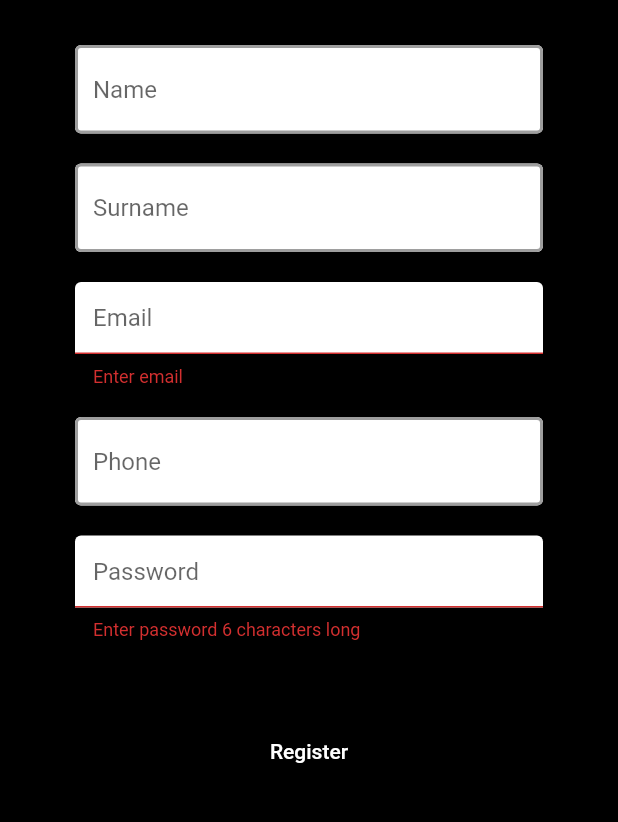
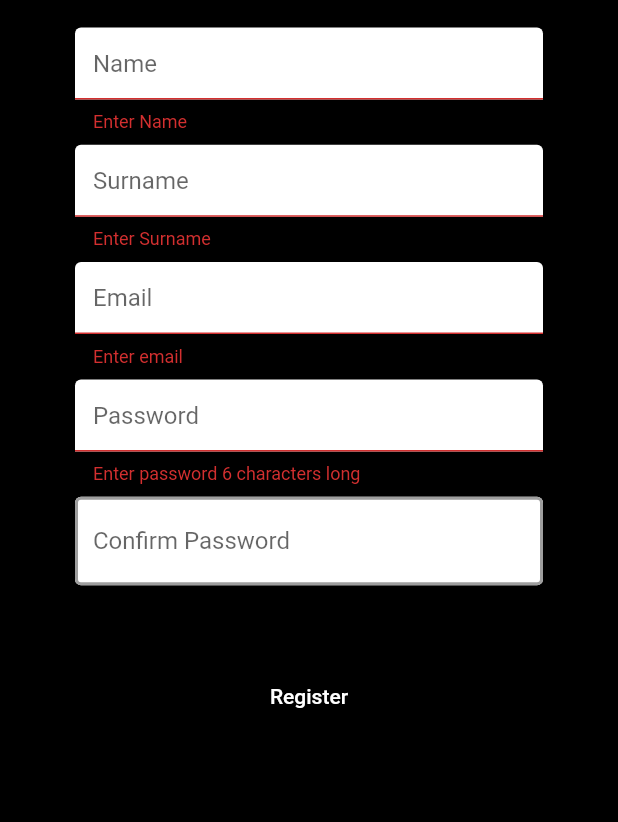
Before and after one commit to NkanyisoSigwaza/my_menu, a Flutter app: the screen it shows after launch, after a tap on "Sign in", after a tap on "Don't have an account? Register", after a tap on "Register", on a phone screen of 412 x 824 dp, the part 333-1155 px from its top. Run offline on Flutter 3.47's test engine with Material 2 defaults, Android fonts, the light colour scheme and no system bars; our stand-ins replace carousel_slider, cloud_firestore, firebase_analytics, firebase_auth, firebase_storage, flutter_spinkit and 6 more; missing offline and left inert: flutter_facebook_login, flutter_google_places, flutter_polyline_points, geoflutterfire, google_maps_webservice, permission; accounts and stored records are empty; network calls fail.

Commit message:
fixed social media sign in design + fixed register page

```diff
--- a/lib/Authenticate/Register.dart
+++ b/lib/Authenticate/Register.dart
@@ -24,35 +24,7 @@ class _RegisterState extends State<Register> {
         : Scaffold(
       resizeToAvoidBottomInset: false,
             backgroundColor: Colors.black,
-//            appBar: PreferredSize(
-//              preferredSize: Size.fromHeight(60),
-//              child: AppBar(
-//                backgroundColor: Colors.grey[400],
-//                elevation: 0,
-//                title: Text(
-//                  "Sign up",
-//                  style: TextStyle(
-//                    letterSpacing: 2,
-//                    color: Colors.black,
-//                  ),
-//                ),
-//                centerTitle: true,
-//                actions: <Widget>[
-//                  FlatButton.icon(
-//                    onPressed: () {
-//                      widget.toggleView();
-//                    },
-//                    icon: Icon(
-//                      Icons.person,
-//                    ),
-//                    label: Text(
-//                      "Sign in",
-//                      style: TextStyle(letterSpacing: 1.2),
-//                    ),
-//                  )
-//                ],
-//              ),
-//            ),
+
             body: Container(
               padding: EdgeInsets.symmetric(vertical: 20, horizontal: 50),
               child: Form(
@@ -70,21 +42,27 @@ class _RegisterState extends State<Register> {
                       ),
                     ),
                     SizedBox(
-                      height: 20,
+                      height: MediaQuery.of(context).size.height*0.01,
                     ),
                     TextFormField(
                       decoration: textInputDecoration.copyWith(hintText: "Name"),
                       controller: registerState.name,
+                      validator: (name){
+                        return registerState.validateName(name);
+                      },
                     ),
                     SizedBox(
-                      height: 20,
+                      height: MediaQuery.of(context).size.height*0.01,
                     ),
                     TextFormField(
                       decoration: textInputDecoration.copyWith(hintText: "Surname"),
                       controller: registerState.surname,
+                      validator: (surname){
+                        return registerState.validateSurname(surname);
+                      },
                     ),
                     SizedBox(
-                      height: 20,
+                      height: MediaQuery.of(context).size.height*0.01,
                     ),
                     TextFormField(
                       decoration: textInputDecoration.copyWith(hintText: "Email"),
@@ -100,21 +78,25 @@ class _RegisterState extends State<Register> {
                       },
                     ),
                     SizedBox(
-                      height: 20,
+                      height: MediaQuery.of(context).size.height*0.01,
                     ),
                     TextFormField(
-                      decoration: textInputDecoration.copyWith(hintText: "Phone"),
-                      controller: registerState.phone,
+                      decoration: textInputDecoration.copyWith(hintText: "Password"),
+                      controller: registerState.passwordOriginal,
+                      validator: (password){
+                        return registerState.validatePassword(password);
+                      },
                     ),
                     SizedBox(
-                      height: 20,
+                      height: MediaQuery.of(context).size.height*0.01,
                     ),
 
                     TextFormField(
                       decoration:
-                          textInputDecoration.copyWith(hintText: "Password"),
+                          textInputDecoration.copyWith(hintText: "Confirm Password"),
+                      controller: registerState.passwordConfirm,
                       validator: (val) {
-                       return registerState.validatePassword(val);
+                       return registerState.confirmPassword(val);
                       },
                       obscureText: true, // encrypts password
                       onChanged: (val) {
--- a/lib/Authenticate/SignIn.dart
+++ b/lib/Authenticate/SignIn.dart
@@ -165,7 +165,7 @@ class _SignInState extends State<SignIn> {
               child:Text(
                 "Don't have an account? Register",
                 style:TextStyle(
-                  color:Colors.white,
+                  color:Colors.green,
                 ),
               ),
             ),
@@ -198,11 +198,14 @@ class _SignInState extends State<SignIn> {
             Row(
               mainAxisAlignment: MainAxisAlignment.center,
               children: [
-                Container(
-                  height:MediaQuery.of(context).size.height*0.03,
-                  width:MediaQuery.of(context).size.height*0.03,
-                  child: Image(
-                    image: NetworkImage("https://upload.wikimedia.org/wikipedia/commons/thumb/f/ff/Facebook_logo_36x36.svg/600px-Facebook_logo_36x36.svg.png"),
+                Padding(
+                  padding: const EdgeInsets.only(left:15.0),
+                  child: Container(
+                    height:MediaQuery.of(context).size.height*0.03,
+                    width:MediaQuery.of(context).size.height*0.03,
+                    child: Image(
+                      image: NetworkImage("https://upload.wikimedia.org/wikipedia/commons/thumb/f/ff/Facebook_logo_36x36.svg/600px-Facebook_logo_36x36.svg.png"),
+                    ),
                   ),
                 ),
                 FlatButton(
--- a/lib/States/RegisterState.dart
+++ b/lib/States/RegisterState.dart
@@ -14,7 +14,8 @@ class RegisterState with ChangeNotifier {
   final FirebaseAuth _auth= FirebaseAuth.instance;
   TextEditingController name = TextEditingController();
   TextEditingController surname = TextEditingController();
-  TextEditingController phone = TextEditingController();
+  TextEditingController passwordOriginal = TextEditingController();
+  TextEditingController passwordConfirm = TextEditingController();
   TextEditingController emailValue = TextEditingController();
 
 
@@ -40,6 +41,30 @@ class RegisterState with ChangeNotifier {
     return null;
   }
 
+  String validateName(String name) {
+    if (name.isEmpty) {
+      //user didn't enter email
+
+      notifyListeners();
+      return "Enter Name";
+    }
+    //user entered email correctly
+    notifyListeners();
+    return null;
+  }
+
+  String validateSurname(String surname) {
+    if (surname.isEmpty) {
+      //user didn't enter email
+
+      notifyListeners();
+      return "Enter Surname";
+    }
+    //user entered email correctly
+    notifyListeners();
+    return null;
+  }
+
   // ensures user types correct password
   String validatePassword(String password) {
     if (password.length < 6) {
@@ -47,6 +72,19 @@ class RegisterState with ChangeNotifier {
 
       notifyListeners();
       return "Enter password 6 characters long";
+    }
+    notifyListeners();
+    //user entered valid password
+    return null;
+  }
+
+  // ensures user types correct password
+  String confirmPassword(String password) {
+    if (password != passwordOriginal.text) {
+      //user didn't enter valid password
+
+      notifyListeners();
+      return "Passwords do not match!";
     }
     notifyListeners();
     //user entered valid password
@@ -66,6 +104,9 @@ class RegisterState with ChangeNotifier {
       if (result == null) {
         loading = false;
         error = "please supply a valid email";
+      }
+      else{
+
       }
     }
     notifyListeners();
```
